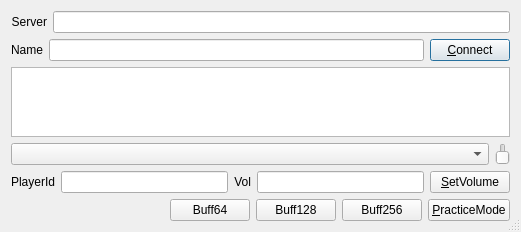
This is src/connectdlgbase.ui in ngocdh/jamulus as Qt 5 draws it before an edit. The edited form follows.
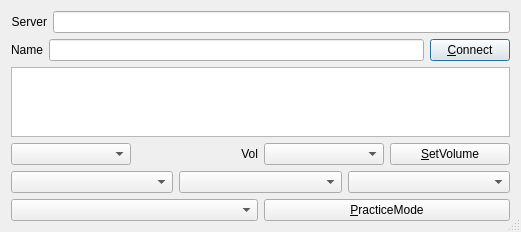
This is the edited form. Icons and pictures are not drawn.

```diff
--- a/src/connectdlgbase.ui
+++ b/src/connectdlgbase.ui
@@ -89,29 +89,6 @@
             </widget>
         </item>
         <item>
-            <widget class="QSlider" name="sliderVolume">
-
-            </widget>
-        </item>
-    </layout>
-</item>
-
-<item>
-    <layout class="QHBoxLayout">
-        <item>
-            <widget class="QLabel" name="lblPlayer">
-                <property name="text">
-                    <string>PlayerId</string>
-                </property>
-                <property name="alignment">
-                    <set>Qt::AlignRight|Qt::AlignTrailing|Qt::AlignVCenter</set>
-                </property>
-            </widget>
-        </item>
-        <item>
-            <widget class="QLineEdit" name="edtPlayerId"/>
-        </item>
-        <item>
             <widget class="QLabel" name="lblVol">
                 <property name="text">
                     <string>Vol</string>
@@ -122,7 +99,7 @@
             </widget>
         </item>
         <item>
-            <widget class="QLineEdit" name="edtVolume"/>
+            <widget class="QComboBox" name="cmbVolume"/>
         </item>
         <item>
             <widget class="QPushButton" name="butSetVolume">
@@ -140,47 +117,22 @@
 <item>
     <layout class="QHBoxLayout">
         <item>
-            <spacer>
-                <property name="orientation">
-                    <enum>Qt::Horizontal</enum>
-                </property>
-                <property name="sizeHint" stdset="0">
-                    <size>
-                        <width>10</width>
-                        <height>10</height>
-                    </size>
-                </property>
-            </spacer>
+            <widget class="QComboBox" name="cmbBuffer"/>
         </item>
         <item>
-            <widget class="QPushButton" name="but64">
-                <property name="text">
-                    <string>Buff64</string>
-                </property>
-                <property name="default">
-                    <bool>false</bool>
-                </property>
-            </widget>
+            <widget class="QComboBox" name="cmbQuality"/>
         </item>
         <item>
-            <widget class="QPushButton" name="but128">
-                <property name="text">
-                    <string>Buff128</string>
-                </property>
-                <property name="default">
-                    <bool>false</bool>
-                </property>
-            </widget>
+            <widget class="QComboBox" name="cmbChannels"/>
         </item>
+
+    </layout>
+</item>
+
+<item>
+    <layout class="QHBoxLayout">
         <item>
-            <widget class="QPushButton" name="but256">
-                <property name="text">
-                    <string>Buff256</string>
-                </property>
-                <property name="default">
-                    <bool>false</bool>
-                </property>
-            </widget>
+            <widget class="QComboBox" name="cmbDevice"/>
         </item>
 
         <item>
```
